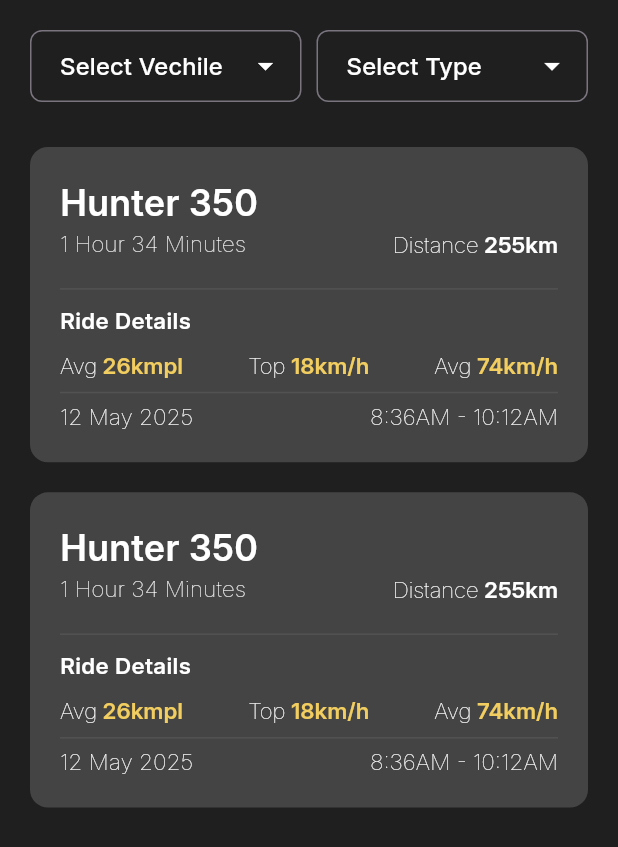
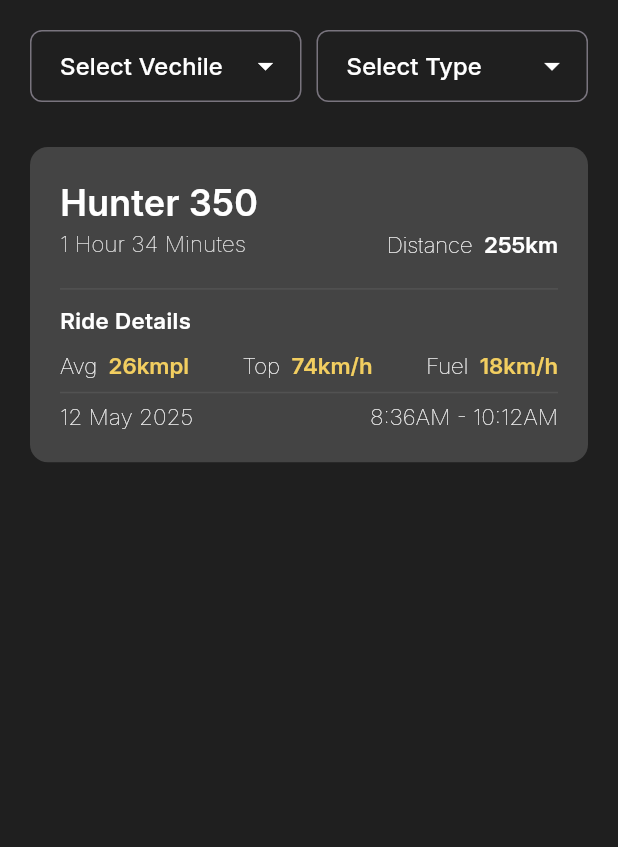
Before and after one commit to Vashusuthar13/Cruze_Control, a Flutter app: the MyRidesPage screen opened directly, on a phone screen of 412 x 824 dp. Shown: the top 847 px of the screen. Run offline on Flutter 3.47's test engine with Material 3 defaults, Android fonts, the phone set to English and light mode, and no system bars; our stand-ins replace dropdown_button2, firebase_auth, firebase_core, firebase_database, flutter_svg, geolocator and 3 more; missing offline and left inert: another_telephony, phone_state; accounts and stored records are empty; generated files the repository leaves out were written again; network calls fail.

```diff
--- a/lib/controllers/location_track_conrtoller.dart
+++ b/lib/controllers/location_track_conrtoller.dart
@@ -12,6 +12,7 @@ class LocationController extends GetxController {
   RxDouble lastTouchTopSpeed = 0.0.obs; // in m/s
   RxDouble avgSpeed = 0.0.obs; // in m/s
   RxDouble fuelUsed = 0.0.obs; // in liters
+  RxDouble avgMileage = 0.0.obs; // in km/L
 
   RxBool isTracking = false.obs;
   DateTime? _startTime;
@@ -47,6 +48,15 @@ class LocationController extends GetxController {
           position.longitude,
         );
         totalDistance.value += distance;
+      }
+
+      fuelUsed.value = (totalDistance.value / 1000) / bikeMileage;
+
+// Update avg mileage
+      if (fuelUsed.value > 0) {
+        avgMileage.value = (totalDistance.value / 1000) / fuelUsed.value;
+      } else {
+        avgMileage.value = 0.0;
       }
 
       // Update speeds
--- a/lib/main.dart
+++ b/lib/main.dart
@@ -1,4 +1,5 @@
 import 'package:cruze_control/screens/dashboard_screen/dashboard_screen.dart';
+import 'package:cruze_control/screens/dashboard_screen/setting_screen/setting_controller.dart';
 import 'package:cruze_control/screens/register_screen/controller/register_controller.dart';
 import 'package:cruze_control/screens/splash_screen/splash_screen.dart';
 import 'package:flutter/material.dart';
@@ -6,13 +7,17 @@ import 'package:get/get.dart';
 import 'package:firebase_core/firebase_core.dart';
 import 'controllers/call_logs_controller.dart';
 import 'controllers/start_button_controller.dart';
+import 'firebase_options.dart';
 
 Future<void> main() async {
   WidgetsFlutterBinding.ensureInitialized();
-  await Firebase.initializeApp();
+  await Firebase.initializeApp(
+    options: DefaultFirebaseOptions.currentPlatform,
+  );
   Get.put(StartButtonController());
   Get.put(CallLogsController());
   Get.put(RegisterController());
+  Get.put(SettingsController());
   runApp(const MyApp());
 }
 
--- /dev/null
+++ b/lib/models/rides_model.dart
@@ -0,0 +1,15 @@
+class RidesModel {
+
+  String VechileName;
+  String rideTime;
+  String totalDistance;
+  String avgSpeed;
+  String topSpeed;
+  String fuel;
+  String date;
+  String time;
+
+  RidesModel({
+    required this.VechileName, required this.rideTime, required this.totalDistance, required this.avgSpeed,
+    required  this.topSpeed, required this.fuel, required this.date, required this.time});
+}
--- a/lib/screens/dashboard_screen/home_screen/home_screen.dart
+++ b/lib/screens/dashboard_screen/home_screen/home_screen.dart
@@ -1,4 +1,5 @@
 import 'dart:convert';
+import 'package:cruze_control/controllers/location_track_conrtoller.dart';
 import 'package:cruze_control/models/weather_model.dart';
 import 'package:cruze_control/utills/app_styles/app_colors.dart';
 import 'package:flutter/material.dart';
@@ -6,6 +7,7 @@ import 'package:flutter_svg/flutter_svg.dart';
 import 'package:http/http.dart' as http;
 import '../../../utills/widgets/on_off_button/on_off_button.dart';
 import 'package:geolocator/geolocator.dart';
+import 'package:get/get.dart';
 import 'package:permission_handler/permission_handler.dart';
 
 class HomeScreen extends StatefulWidget {
@@ -32,6 +34,7 @@ class _HomeScreenState extends State<HomeScreen>
 
   Future<WeatherModel>? weathermodel;
   late String _currentLocation;
+  final LocationController locationController = Get.put(LocationController());
 
   @override
   void initState() {
@@ -231,8 +234,8 @@ class _HomeScreenState extends State<HomeScreen>
                     Row(
                       mainAxisAlignment: MainAxisAlignment.spaceBetween,
                       children: [
-                        RichText(
-                            text: const TextSpan(
+                        Obx( () =>RichText(
+                            text:  TextSpan(
                                 text: 'Avg',
                                 style: TextStyle(
                                     fontSize: 15,
@@ -241,15 +244,15 @@ class _HomeScreenState extends State<HomeScreen>
                                     color: Colors.white),
                                 children: [
                               TextSpan(
-                                  text: ' 26kmpl',
+                                  text:  '${locationController.avgMileage.value.toStringAsFixed(1)} km/L',
                                   style: TextStyle(
                                       fontSize: 15,
                                       fontFamily: 'Inter',
                                       fontWeight: FontWeight.w600,
                                       color: Color(0xffF2CE60)))
-                            ])),
-                        RichText(
-                            text: const TextSpan(
+                            ])), ),
+                        Obx (() =>RichText(
+                            text:  TextSpan(
                                 text: 'Distance',
                                 style: TextStyle(
                                     fontSize: 15,
@@ -258,15 +261,15 @@ class _HomeScreenState extends State<HomeScreen>
                                     color: Colors.white),
                                 children: [
                               TextSpan(
-                                  text: ' 18km',
+                                  text: ' ${(locationController.totalDistance.value / 1000).toStringAsFixed(1)} km',
                                   style: TextStyle(
                                       fontSize: 15,
                                       fontFamily: 'Inter',
                                       fontWeight: FontWeight.w600,
                                       color: Color(0xffF2CE60)))
-                            ])),
-                        RichText(
-                            text: const TextSpan(
+                            ])),),
+                        Obx (() =>RichText(
+                            text:  TextSpan(
                                 text: 'Speed',
                                 style: TextStyle(
                                     fontSize: 15,
@@ -275,13 +278,13 @@ class _HomeScreenState extends State<HomeScreen>
                                     color: Colors.white),
                                 children: [
                               TextSpan(
-                                  text: ' 74km/h',
+                                  text: ' ${(locationController.avgSpeed.value * 3.6).toInt()} km/h',
                                   style: TextStyle(
                                       fontSize: 15,
                                       fontFamily: 'Inter',
                                       fontWeight: FontWeight.w600,
                                       color: Color(0xffF2CE60)))
-                            ])),
+                            ])),)
                       ],
                     ),
                   ],
--- /dev/null
+++ b/lib/screens/dashboard_screen/setting_screen/setting_controller.dart
@@ -0,0 +1,10 @@
+import 'package:get/get.dart';
+
+class SettingsController extends GetxController {
+  RxBool isAutoReplyOn = false.obs;
+
+  void toggleAutoReply(bool value) {
+    isAutoReplyOn.value = value;
+    print('Auto Reply is on');
+  }
+}
--- a/lib/screens/dashboard_screen/setting_screen/setting_screen.dart
+++ b/lib/screens/dashboard_screen/setting_screen/setting_screen.dart
@@ -1,4 +1,5 @@
 import 'package:cruze_control/controllers/setting_conrtoller.dart';
+import 'package:cruze_control/screens/dashboard_screen/setting_screen/setting_controller.dart';
 import 'package:cruze_control/utills/app_styles/app_colors.dart';
 import 'package:firebase_auth/firebase_auth.dart';
 import 'package:flutter/cupertino.dart';
@@ -17,6 +18,7 @@ class SettingsScreen extends StatefulWidget {
 class _SettingsScreenState extends State<SettingsScreen> {
 
   bool _ison = false;
+  final SettingsController settingsController = Get.put(SettingsController());
   final SettingController controller = Get.put(SettingController());
 
   void _togglePower() {
@@ -104,9 +106,9 @@ class _SettingsScreenState extends State<SettingsScreen> {
                         return Colors.grey;
                       }),
                     activeTrackColor: AppColors.mainYellow,
-                    value: controller.autoReply.value,
-                    onChanged: (value) {
-                      controller.autoReplTap();
+                    value: settingsController.isAutoReplyOn.value,
+                    onChanged: (bool value) {
+                      settingsController.toggleAutoReply(value);
                     }
                   )
                   )
--- /dev/null
+++ b/lib/screens/dashboard_screen/status_screen/my_rides_screen/my_rides_controller.dart
@@ -0,0 +1,8 @@
+import 'package:get/get.dart';
+
+
+class MyRidesController extends GetxController {
+
+
+
+}
--- a/lib/screens/dashboard_screen/status_screen/my_rides_screen/my_rides_screen.dart
+++ b/lib/screens/dashboard_screen/status_screen/my_rides_screen/my_rides_screen.dart
@@ -1,3 +1,4 @@
+import 'package:cruze_control/models/rides_model.dart';
 import 'package:cruze_control/utills/app_styles/app_colors.dart';
 import 'package:flutter/material.dart';
 import 'package:dropdown_button2/dropdown_button2.dart';
@@ -15,6 +16,19 @@ class MyRidesPage extends StatelessWidget {
     'Max Time',
     'Top Speed',
   ];
+
+
+
+  RidesModel rideData = RidesModel(
+    VechileName: 'Hunter 350',
+    rideTime: '1 Hour 34 Minutes',
+    totalDistance: '255km',
+    avgSpeed: '26kmpl',
+    topSpeed: '74km/h',
+    fuel: '18km/h',
+    date: '12 May 2025',
+    time: '8:36AM - 10:12AM',
+  );
 
   MyRidesPage({super.key});
 
@@ -140,12 +154,7 @@ class MyRidesPage extends StatelessWidget {
                 height: 30,
               ),
 
-
-              RideStatusCard(),
-              const  SizedBox(
-                height: 20,
-              ),
-              RideStatusCard(),
+              RideStatusCard(ride: rideData,),
             ],
           ),
         ));
--- a/lib/screens/login_screen/login_screen.dart
+++ b/lib/screens/login_screen/login_screen.dart
@@ -46,6 +46,7 @@ class LoginScreen extends StatelessWidget {
                   child: Padding(
                     padding:
                     const EdgeInsets.symmetric(vertical: 30, horizontal: 20),
+                    child: SingleChildScrollView(
                       child: Column(
                         crossAxisAlignment: CrossAxisAlignment.start,
                         mainAxisAlignment: MainAxisAlignment.center,
@@ -175,6 +176,7 @@ class LoginScreen extends StatelessWidget {
                 ),
               ),
             ),
+          ),
         ],
       ),
     );
--- a/lib/utills/widgets/on_off_button/on_off_button.dart
+++ b/lib/utills/widgets/on_off_button/on_off_button.dart
@@ -3,6 +3,7 @@ import 'package:cruze_control/controllers/call_logs_controller.dart';
 import 'package:cruze_control/controllers/location_track_conrtoller.dart';
 import 'package:cruze_control/controllers/start_button_controller.dart';
 import 'package:cruze_control/models/call_logs_model.dart';
+import 'package:cruze_control/screens/dashboard_screen/setting_screen/setting_controller.dart';
 import 'package:cruze_control/utills/app_styles/app_colors.dart';
 import 'package:flutter/material.dart';
 import 'package:flutter_svg/flutter_svg.dart';
@@ -22,12 +23,15 @@ class StartButton extends StatefulWidget {
 class _StartButtonState extends State<StartButton> {
 
   final LocationController locationTrackingController = Get.put(LocationController());
+  final SettingsController settingsController = Get.find<SettingsController>();
   final StartButtonController controller = Get.find();
   final CallLogsController callLogsController = Get.find();
   final Telephony telephony = Telephony.instance;
+  bool isAutoReplyOn = false;
 
   Stream<PhoneState>? _phoneStateStream;
   StreamSubscription<PhoneState>? _phoneStateSubscription;
+
 
   final String customMessage = "I'm riding my bike, will call you back later.";
 
@@ -63,29 +67,31 @@ class _StartButtonState extends State<StartButton> {
       _phoneStateSubscription = null;
       _phoneStateStream = null;
       controller.turnOff();
-
-      locationTrackingController.stopTracking(); // Stop tracking
+      locationTrackingController.stopTracking();
     } else {
       bool granted = await requestPermission();
       if (!granted) return;
 
+      // Only activate auto-reply if it's ON in settings
+      if (settingsController.isAutoReplyOn.value) {
         _phoneStateStream = PhoneState.stream;
         _phoneStateSubscription = _phoneStateStream!.listen((PhoneState state) {
           try {
             if (state.status == PhoneStateStatus.CALL_INCOMING && state.number != null) {
-            print("PhoneState: ${state.status} from ${state.number}");
               _handleIncomingCall(state.number!);
             }
           } catch (e) {
-          print('$e');
+            print('PhoneState error: $e');
           }
         });
+      }
 
       controller.turnOn();
-      locationTrackingController.startTracking(); // Start tracking
+      locationTrackingController.startTracking();
       showAnimatedDialog(context);
     }
   }
+
 
   String getCurrentTime() {
     final now = DateTime.now();
--- a/lib/utills/widgets/rides_status_card/ride_status_card.dart
+++ b/lib/utills/widgets/rides_status_card/ride_status_card.dart
@@ -1,142 +1,184 @@
+
+
+
+import 'package:cruze_control/models/rides_model.dart';
 import 'package:flutter/material.dart';
 
 class RideStatusCard extends StatelessWidget {
+  final RidesModel ride;
+
+  const RideStatusCard({super.key, required this.ride});
+
   @override
   Widget build(BuildContext context) {
-    return  Container(
+    return Container(
       decoration: BoxDecoration(
-          color: Color(0xff444444),
-          borderRadius: BorderRadius.circular(12)),
-
+        color: const Color(0xff444444),
+        borderRadius: BorderRadius.circular(12),
+      ),
       child: Padding(
         padding: const EdgeInsets.all(20.0),
         child: Column(
           crossAxisAlignment: CrossAxisAlignment.start,
           children: [
-            Text('Hunter 350', style: TextStyle(fontSize: 24, fontFamily: 'Inter', fontWeight: FontWeight.w600,color: Colors.white),),
-
+            Text(
+              ride.VechileName,
+              style: const TextStyle(
+                fontSize: 24,
+                fontFamily: 'Inter',
+                fontWeight: FontWeight.w600,
+                color: Colors.white,
+              ),
+            ),
             Row(
               mainAxisAlignment: MainAxisAlignment.spaceBetween,
               children: [
-
-                Text('1 Hour 34 Minutes', style: TextStyle(fontSize: 15, fontFamily: 'Inter', fontWeight: FontWeight.w300,color: Color(0xffEFEFEF)),),
-                RichText(text:
-
-                const TextSpan(
-                    text: 'Distance', style: TextStyle(fontSize: 15, fontFamily: 'Inter', fontWeight: FontWeight.w300,color: Colors.white),
+                Text(
+                  ride.rideTime,
+                  style: const TextStyle(
+                    fontSize: 15,
+                    fontFamily: 'Inter',
+                    fontWeight: FontWeight.w300,
+                    color: Color(0xffEFEFEF),
+                  ),
+                ),
+                RichText(
+                  text: TextSpan(
+                    text: 'Distance ',
+                    style: const TextStyle(
+                      fontSize: 15,
+                      fontFamily: 'Inter',
+                      fontWeight: FontWeight.w300,
+                      color: Colors.white,
+                    ),
                     children: [
-
                       TextSpan(
-
-                          text: ' 255km',
-                          style: TextStyle(fontSize: 15, fontFamily: 'Inter', fontWeight: FontWeight.w600,color: Colors.white)
+                        text: ' ${ride.totalDistance}',
+                        style: const TextStyle(
+                          fontSize: 15,
+                          fontFamily: 'Inter',
+                          fontWeight: FontWeight.w600,
+                          color: Colors.white,
+                        ),
                       )
-                    ]
-
-                )
-
+                    ],
+                  ),
                 ),
               ],
             ),
-
-            const SizedBox(
-              height: 20,
+            const SizedBox(height: 20),
+            const Divider(height: 0.1, color: Color(0xff525252)),
+            const SizedBox(height: 10),
+            const Text(
+              'Ride Details',
+              style: TextStyle(
+                fontSize: 15,
+                fontFamily: 'Inter',
+                fontWeight: FontWeight.w600,
+                color: Colors.white,
+              ),
             ),
-
-           const Divider(
-              height: 0.1,
-              color: Color(0xff525252),
-            ),
-
-           const SizedBox(
-              height: 10,
-            ),
-
-            const   Text('Ride Details', style: TextStyle(fontSize: 15, fontFamily: 'Inter', fontWeight: FontWeight.w600,color: Colors.white) ),
-
-            const SizedBox(
-              height: 10,
-            ),
-
+            const SizedBox(height: 10),
             Row(
               mainAxisAlignment: MainAxisAlignment.spaceBetween,
               children: [
-
-                RichText(text:
-
-                const  TextSpan(
-                    text: 'Avg', style: TextStyle(fontSize: 15, fontFamily: 'Inter', fontWeight: FontWeight.w300,color: Colors.white),
+                RichText(
+                  text: TextSpan(
+                    text: 'Avg ',
+                    style: const TextStyle(
+                      fontSize: 15,
+                      fontFamily: 'Inter',
+                      fontWeight: FontWeight.w300,
+                      color: Colors.white,
+                    ),
                     children: [
-
                       TextSpan(
-
-                          text: ' 26kmpl',
-                          style: TextStyle(fontSize: 15, fontFamily: 'Inter', fontWeight: FontWeight.w600,color: Color(0xffF2CE60))
+                        text: ' ${ride.avgSpeed}',
+                        style: const TextStyle(
+                          fontSize: 15,
+                          fontFamily: 'Inter',
+                          fontWeight: FontWeight.w600,
+                          color: Color(0xffF2CE60),
+                        ),
                       )
-                    ]
-
-                )
-
+                    ],
+                  ),
                 ),
-
-                RichText(text:
-
-                const  TextSpan(
-                    text: 'Top', style: TextStyle(fontSize: 15, fontFamily: 'Inter', fontWeight: FontWeight.w300,color: Colors.white),
+                RichText(
+                  text: TextSpan(
+                    text: 'Top ',
+                    style: const TextStyle(
+                      fontSize: 15,
+                      fontFamily: 'Inter',
+                      fontWeight: FontWeight.w300,
+                      color: Colors.white,
+                    ),
                     children: [
-
                       TextSpan(
-
-                          text: ' 18km/h',
-                          style: TextStyle(fontSize: 15, fontFamily: 'Inter', fontWeight: FontWeight.w600,color: Color(0xffF2CE60))
+                        text: ' ${ride.topSpeed}',
+                        style: const TextStyle(
+                          fontSize: 15,
+                          fontFamily: 'Inter',
+                          fontWeight: FontWeight.w600,
+                          color: Color(0xffF2CE60),
+                        ),
                       )
-                    ]
-
-                )
-
+                    ],
+                  ),
                 ),
-
-
-                RichText(text:
-
-                const  TextSpan(
-                    text: 'Avg', style: TextStyle(fontSize: 15, fontFamily: 'Inter', fontWeight: FontWeight.w300,color: Colors.white),
+                RichText(
+                  text: TextSpan(
+                    text: 'Fuel ',
+                    style: const TextStyle(
+                      fontSize: 15,
+                      fontFamily: 'Inter',
+                      fontWeight: FontWeight.w300,
+                      color: Colors.white,
+                    ),
                     children: [
-
                       TextSpan(
-
-                          text: ' 74km/h',
-                          style: TextStyle(fontSize: 15, fontFamily: 'Inter', fontWeight: FontWeight.w600,color: Color(0xffF2CE60))
+                        text: ' ${ride.fuel}',
+                        style: const TextStyle(
+                          fontSize: 15,
+                          fontFamily: 'Inter',
+                          fontWeight: FontWeight.w600,
+                          color: Color(0xffF2CE60),
+                        ),
                       )
-                    ]
-
-                )
-
+                    ],
+                  ),
                 ),
               ],
             ),
-
-            const  SizedBox(height: 10,),
-
-            const  Divider(
-              height: 0.1,
-              color: Color(0xff525252),
-            ),
-
-            const  SizedBox(height: 5,),
-
-            const  Row(
+            const SizedBox(height: 10),
+            const Divider(height: 0.1, color: Color(0xff525252)),
+            const SizedBox(height: 5),
+            Row(
               mainAxisAlignment: MainAxisAlignment.spaceBetween,
               children: [
-                Text('12 May 2025', style: TextStyle(fontSize: 15, fontFamily: 'Inter', fontWeight: FontWeight.w300,color: Colors.white),),
-                Text('8:36AM - 10:12AM', style: TextStyle(fontSize: 15, fontFamily: 'Inter', fontWeight: FontWeight.w300,color: Colors.white),),
+                Text(
+                  ride.date,
+                  style: const TextStyle(
+                    fontSize: 15,
+                    fontFamily: 'Inter',
+                    fontWeight: FontWeight.w300,
+                    color: Colors.white,
+                  ),
+                ),
+                Text(
+                  ride.time,
+                  style: const TextStyle(
+                    fontSize: 15,
+                    fontFamily: 'Inter',
+                    fontWeight: FontWeight.w300,
+                    color: Colors.white,
+                  ),
+                ),
               ],
             )
-
           ],
         ),
       ),
     );
   }
-
 }
```
Also changed, not shown: google-services.json (deleted, +0 -29 lines), pubspec.yaml (+11 -0 lines), assets/images/logo.png (added), lib/models/call_logs_model.dart (line endings or trailing spaces), lib/screens/dashboard_screen/setting_screen/setting_binding.dart (added), pubspec.lock, 25 other files. Lines whose indentation alone changed are shown as unchanged.
